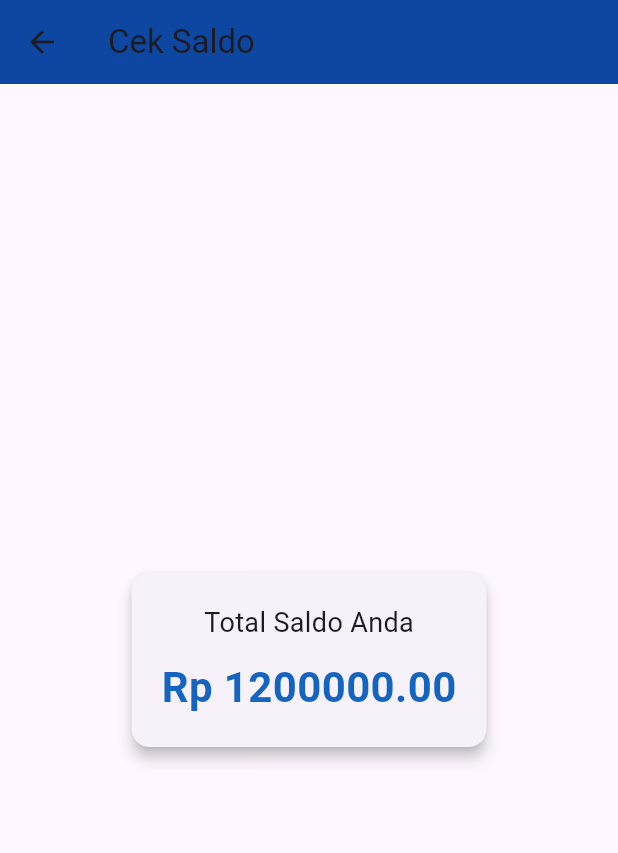
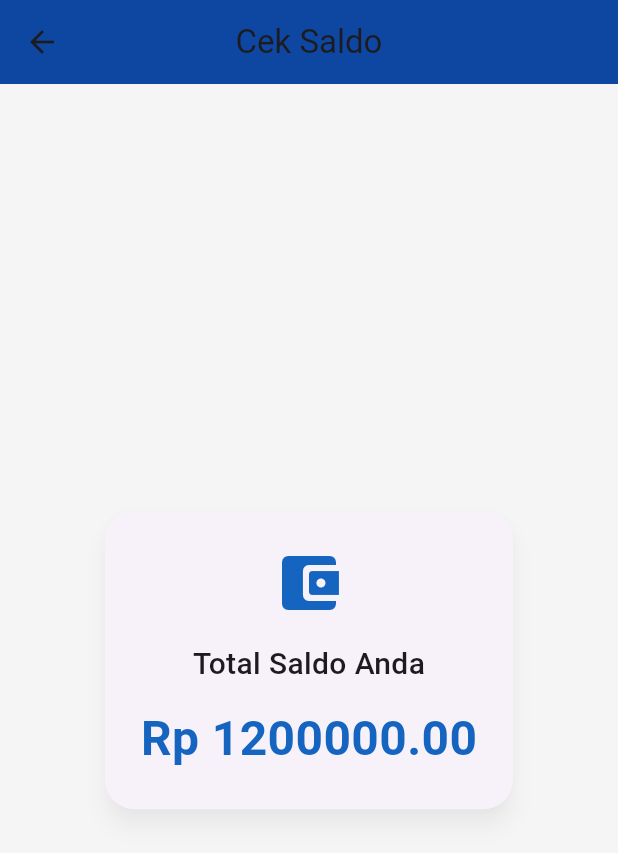
Before and after one commit to jinggavenatha/ibundiksha, a Flutter app: the CekSaldoPage screen opened directly, on a phone screen of 412 x 824 dp. Shown: the top 853 px of the screen. Run offline on Flutter 3.47's test engine with Material 3 defaults, Android fonts, the phone set to English and light mode, and no system bars.

```diff
--- a/lib/pages/cek_saldo_page.dart
+++ b/lib/pages/cek_saldo_page.dart
@@ -8,20 +8,44 @@ class CekSaldoPage extends StatelessWidget {
     double saldo = Provider.of<AccountProvider>(context).saldo;
 
     return Scaffold(
-      appBar: AppBar(title: Text("Cek Saldo"), backgroundColor: Colors.blue[900]),
+      appBar: AppBar(
+        title: const Text("Cek Saldo"),
+        backgroundColor: Colors.blue.shade900,
+        centerTitle: true,
+      ),
+      backgroundColor: Colors.grey.shade100,
       body: Center(
         child: Card(
-          elevation: 4,
-          shape: RoundedRectangleBorder(borderRadius: BorderRadius.circular(12)),
-          margin: EdgeInsets.all(24),
+          elevation: 6,
+          shadowColor: Colors.black26,
+          shape: RoundedRectangleBorder(
+            borderRadius: BorderRadius.circular(20),
+          ),
+          margin: const EdgeInsets.symmetric(horizontal: 24, vertical: 40),
           child: Padding(
-            padding: const EdgeInsets.all(20.0),
+            padding: const EdgeInsets.all(24.0),
             child: Column(
               mainAxisSize: MainAxisSize.min,
               children: [
-                Text("Total Saldo Anda", style: TextStyle(fontSize: 18)),
-                SizedBox(height: 10),
-                Text("Rp ${saldo.toStringAsFixed(2)}", style: TextStyle(fontSize: 28, fontWeight: FontWeight.bold, color: Colors.blue[800])),
+                Icon(Icons.account_balance_wallet_rounded,
+                    size: 48, color: Colors.blue.shade800),
+                const SizedBox(height: 16),
+                const Text(
+                  "Total Saldo Anda",
+                  style: TextStyle(
+                    fontSize: 20,
+                    fontWeight: FontWeight.w500,
+                  ),
+                ),
+                const SizedBox(height: 12),
+                Text(
+                  "Rp ${saldo.toStringAsFixed(2)}",
+                  style: TextStyle(
+                    fontSize: 32,
+                    fontWeight: FontWeight.bold,
+                    color: Colors.blue.shade800,
+                  ),
+                ),
               ],
             ),
           ),
--- a/lib/pages/pinjaman_page.dart
+++ b/lib/pages/pinjaman_page.dart
@@ -80,7 +80,9 @@ class _PinjamanPageState extends State<PinjamanPage> {
                                   style: TextStyle(
                                       fontWeight: FontWeight.bold,
                                       fontSize: 16)),
-                              Text("No. Anggota: 1234567890",
+                              Text("No. Anggota: 2315091027",
+                                  style: TextStyle(color: Colors.grey[600])),
+                              Text("No. Rekening: 1234567890",
                                   style: TextStyle(color: Colors.grey[600])),
                             ],
                           ),
--- a/lib/pages/profile_page.dart
+++ b/lib/pages/profile_page.dart
@@ -70,7 +70,7 @@ class ProfilePage extends StatelessWidget {
                     ),
                   ),
                   SizedBox(height: 16),
-                  _buildInfoItem('No. Rekening', '123456789'),
+                  _buildInfoItem('No. Rekening', '1234567890'),
                   _buildInfoItem('Jenis Keanggotaan', 'Silver'),
                   _buildInfoItem('Tanggal Bergabung', '01 Januari 2022'),
                   _buildInfoItem('Status', 'Aktif'),
--- a/lib/scan_qr_page.dart
+++ b/lib/scan_qr_page.dart
@@ -6,7 +6,7 @@ class ScanQRPage extends StatelessWidget {
     return Scaffold(
       appBar: AppBar(
         title: Text("Scan QR Code"),
-        backgroundColor: Colors.blue,
+        backgroundColor: Colors.blue[900],
       ),
       body: Center(
         child: Text(
```
